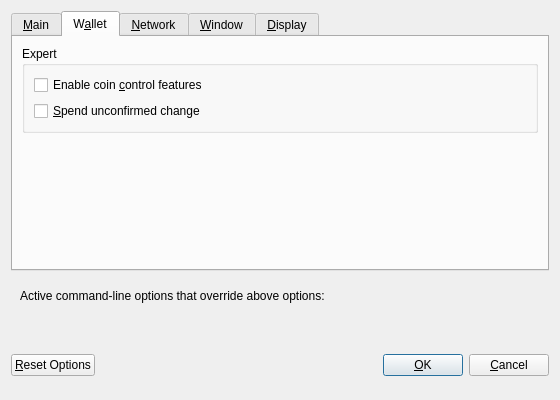
Above: src/qt/forms/optionsdialog.ui from daemsproject/daemscore before the change. Below: the same form after it.
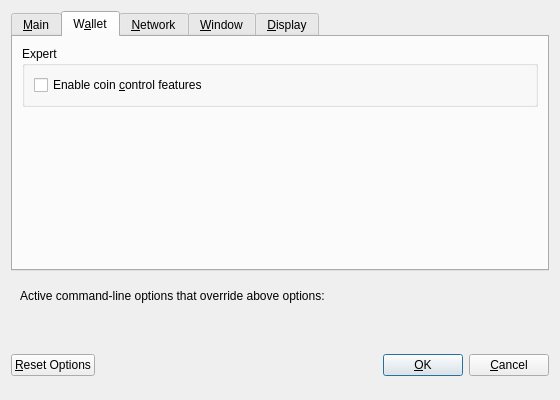
That is the form after the change. The open tabs and pages were chosen to show the change. Custom widgets are drawn as their Qt base class.

```diff
--- a/src/qt/forms/optionsdialog.ui
+++ b/src/qt/forms/optionsdialog.ui
@@ -153,16 +153,6 @@
             </property>
            </widget>
           </item>
-          <item>
-           <widget class="QCheckBox" name="spendZeroConfChange">
-            <property name="toolTip">
-             <string>If you disable the spending of unconfirmed change, the change from a transaction cannot be used until that transaction has at least one confirmation. This also affects how your balance is computed.</string>
-            </property>
-            <property name="text">
-             <string>&amp;Spend unconfirmed change</string>
-            </property>
-           </widget>
-          </item>
          </layout>
         </widget>
        </item>
```
Left out of the diff: 2 changed lines with no effect on the pictures.
